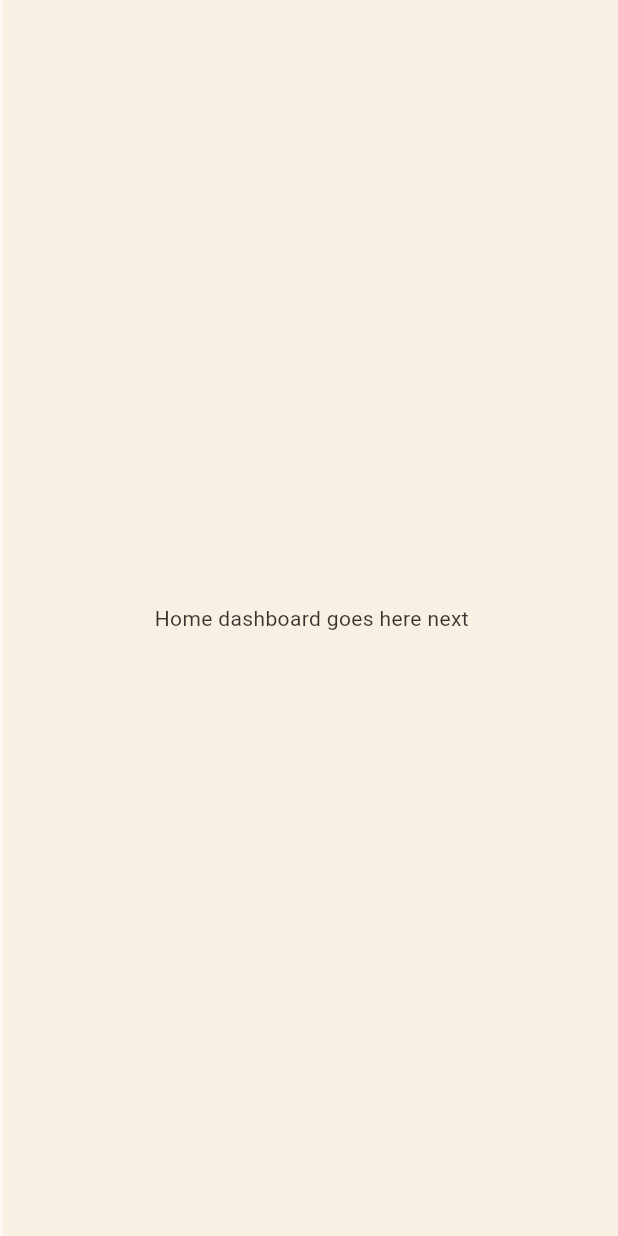
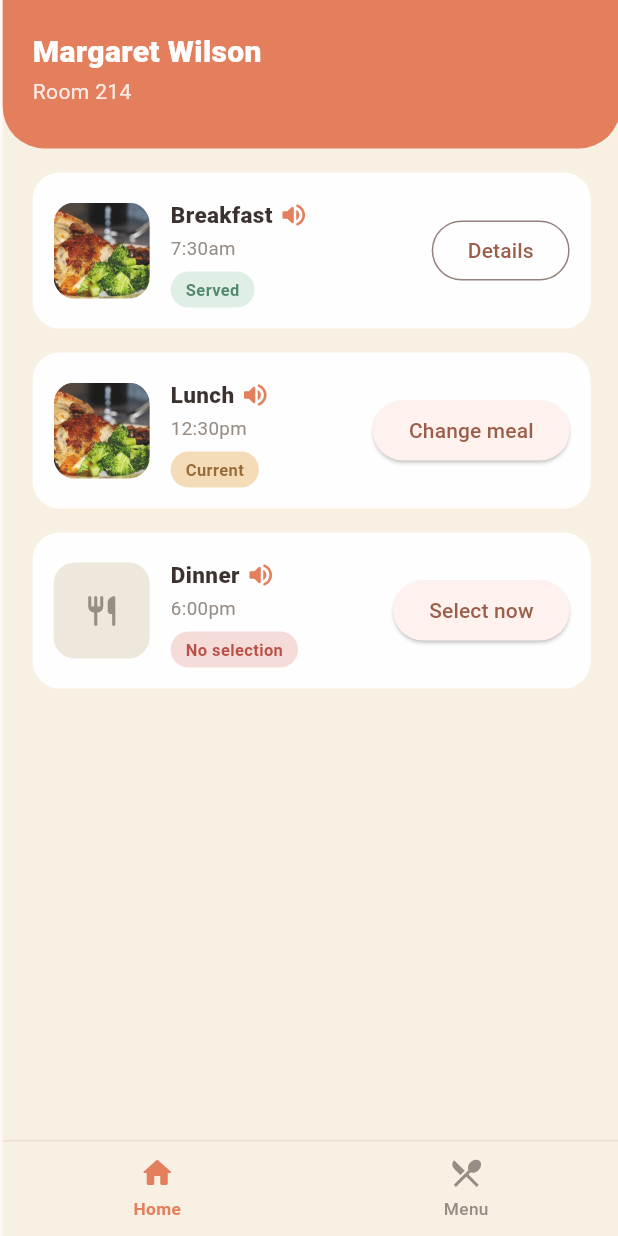
Before and after one commit to binayakgc/Meal4U, a Flutter app: the ScanLoginScreen screen opened directly, after a tap on the "qr code 2" icon, on a phone screen of 412 x 824 dp. Run offline on Flutter 3.47's test engine with Material 3 defaults, Android fonts, the phone set to English and light mode, and no system bars.

Commit message:
Add Resident home dashboard + Menu day view; wire logins to it

```diff
--- a/lib/screens/auth/resident_login_screen.dart
+++ b/lib/screens/auth/resident_login_screen.dart
@@ -2,6 +2,7 @@ import 'package:flutter/material.dart';
 import '../../theme.dart';
 import 'scan_login_screen.dart';
 import 'staff_login_screen.dart';
+import '../resident/resident_home_screen.dart';
 
 class ResidentLoginScreen extends StatefulWidget {
   const ResidentLoginScreen({super.key});
@@ -22,12 +23,8 @@ class _ResidentLoginScreenState extends State<ResidentLoginScreen> {
   }
 
   void _login() {
-    Navigator.of(context).push(
-      MaterialPageRoute(
-        builder: (_) => const Scaffold(
-          body: Center(child: Text('Home dashboard goes here next')),
-        ),
-      ),
+    Navigator.of(context).pushReplacement(
+      MaterialPageRoute(builder: (_) => const ResidentHomeScreen()),
     );
   }
 
--- a/lib/screens/auth/scan_login_screen.dart
+++ b/lib/screens/auth/scan_login_screen.dart
@@ -1,5 +1,6 @@
 import 'package:flutter/material.dart';
 import '../../theme.dart';
+import '../resident/resident_home_screen.dart';
 
 class ScanLoginScreen extends StatefulWidget {
   const ScanLoginScreen({super.key});
@@ -17,9 +18,7 @@ class _ScanLoginScreenState extends State<ScanLoginScreen> {
     if (!mounted) return;
     Navigator.of(context).pushReplacement(
       MaterialPageRoute(
-        builder: (_) => const Scaffold(
-          body: Center(child: Text('Home dashboard goes here next')),
-        ),
+        builder: (_) => const ResidentHomeScreen(),
       ),
     );
   }
--- /dev/null
+++ b/lib/screens/resident/resident_home_screen.dart
@@ -0,0 +1,263 @@
+import 'package:flutter/material.dart';
+import 'package:provider/provider.dart';
+import '../../app_state.dart';
+import '../../models.dart';
+import '../../theme.dart';
+import '../../widgets/bottom_nav.dart';
+
+/// Shell for the resident app: a persistent bottom nav switching between
+/// the Home dashboard and the Menu day view.
+class ResidentHomeScreen extends StatefulWidget {
+  const ResidentHomeScreen({super.key});
+
+  @override
+  State<ResidentHomeScreen> createState() => _ResidentHomeScreenState();
+}
+
+class _ResidentHomeScreenState extends State<ResidentHomeScreen> {
+  int _tab = 0;
+
+  @override
+  Widget build(BuildContext context) {
+    final pages = [const _DashboardTab(), const _MenuTab()];
+    return Scaffold(
+      body: SafeArea(child: IndexedStack(index: _tab, children: pages)),
+      bottomNavigationBar: AppBottomNav(
+        currentIndex: _tab,
+        destinations: residentNavDestinations,
+        onTap: (i) => setState(() => _tab = i),
+      ),
+    );
+  }
+}
+
+class _DashboardTab extends StatelessWidget {
+  const _DashboardTab();
+
+  @override
+  Widget build(BuildContext context) {
+    final app = context.watch<AppState>();
+    return SingleChildScrollView(
+      child: Column(
+        crossAxisAlignment: CrossAxisAlignment.start,
+        children: [
+          Container(
+            width: double.infinity,
+            padding: const EdgeInsets.fromLTRB(20, 20, 20, 28),
+            decoration: const BoxDecoration(
+              color: AppColors.primary,
+              borderRadius: BorderRadius.only(bottomLeft: Radius.circular(28), bottomRight: Radius.circular(28)),
+            ),
+            child: Column(
+              crossAxisAlignment: CrossAxisAlignment.start,
+              children: [
+                Text(app.residentName,
+                    style: const TextStyle(color: Colors.white, fontSize: 20, fontWeight: FontWeight.w800)),
+                const SizedBox(height: 2),
+                Text(app.residentRoom, style: TextStyle(color: Colors.white.withValues(alpha: 0.85))),
+              ],
+            ),
+          ),
+          for (final slot in MealSlot.values)
+            Padding(
+              padding: const EdgeInsets.fromLTRB(20, 16, 20, 0),
+              child: _MealCard(slot: slot, plan: app.mealFor(slot)),
+            ),
+          const SizedBox(height: 20),
+        ],
+      ),
+    );
+  }
+}
+
+class _MealCard extends StatelessWidget {
+  const _MealCard({required this.slot, required this.plan});
+  final MealSlot slot;
+  final MealPlan plan;
+
+  @override
+  Widget build(BuildContext context) {
+    final main = plan.main;
+    return Container(
+      padding: const EdgeInsets.all(14),
+      decoration: BoxDecoration(color: AppColors.card, borderRadius: BorderRadius.circular(18)),
+      child: Row(
+        children: [
+          if (main != null)
+            MealThumb(emoji: main.emoji, colors: main.colors, imageAsset: main.imageAsset)
+          else
+            Container(
+              width: 64,
+              height: 64,
+              decoration: BoxDecoration(color: AppColors.neutralChipBg, borderRadius: BorderRadius.circular(14)),
+              child: const Icon(Icons.restaurant_rounded, color: AppColors.subtext),
+            ),
+          const SizedBox(width: 14),
+          Expanded(
+            child: Column(
+              crossAxisAlignment: CrossAxisAlignment.start,
+              children: [
+                Row(
+                  children: [
+                    Flexible(child: Text(slot.label, style: const TextStyle(fontWeight: FontWeight.w800, fontSize: 15))),
+                    SpeakerIcon(onTap: () => _speak(context, slot, plan)),
+                  ],
+                ),
+                Text(plan.time, style: const TextStyle(color: AppColors.subtext, fontSize: 12.5)),
+                const SizedBox(height: 6),
+                _statusTag(plan.status),
+              ],
+            ),
+          ),
+          const SizedBox(width: 8),
+          _actionButton(context, slot, plan),
+        ],
+      ),
+    );
+  }
+
+  void _speak(BuildContext context, MealSlot slot, MealPlan plan) {
+    final text = plan.main != null ? '${slot.label}. ${plan.main!.name}.' : '${slot.label}. Nothing selected yet.';
+    ScaffoldMessenger.of(context).showSnackBar(SnackBar(content: Text('🔊 $text')));
+  }
+
+  Widget _statusTag(MealStatus status) {
+    return switch (status) {
+      MealStatus.served => const Tag('Served', bg: AppColors.successBg, fg: AppColors.successText, dense: true),
+      MealStatus.current => const Tag('Current', bg: AppColors.cautionBg, fg: AppColors.cautionText, dense: true),
+      MealStatus.noSelection => const Tag('No selection', bg: AppColors.warnBg, fg: AppColors.warnText, dense: true),
+    };
+  }
+
+  Widget _actionButton(BuildContext context, MealSlot slot, MealPlan plan) {
+    if (plan.status == MealStatus.served) {
+      return OutlinedButton(
+        onPressed: () => _showDetailsSheet(context, plan),
+        child: const Text('Details'),
+      );
+    }
+    final label = plan.status == MealStatus.current ? 'Change meal' : 'Select now';
+    return ElevatedButton(
+      onPressed: () => Navigator.of(context).push(
+        MaterialPageRoute(builder: (_) => Scaffold(body: Center(child: Text('Meal selection for ${slot.label} goes here next')))),
+      ),
+      child: Text(label),
+    );
+  }
+
+  void _showDetailsSheet(BuildContext context, MealPlan plan) {
+    showModalBottomSheet(
+      context: context,
+      builder: (_) => Padding(
+        padding: const EdgeInsets.all(24),
+        child: Column(
+          mainAxisSize: MainAxisSize.min,
+          crossAxisAlignment: CrossAxisAlignment.start,
+          children: [
+            Text(plan.main?.name ?? '', style: const TextStyle(fontSize: 18, fontWeight: FontWeight.w800)),
+            const SizedBox(height: 6),
+            Text('Served at ${plan.time}', style: const TextStyle(color: AppColors.subtext)),
+            if (plan.dietaryNote != null) ...[
+              const SizedBox(height: 10),
+              Tag(plan.dietaryNote!, dense: true),
+            ],
+          ],
+        ),
+      ),
+    );
+  }
+}
+
+class _MenuTab extends StatelessWidget {
+  const _MenuTab();
+
+  @override
+  Widget build(BuildContext context) {
+    final app = context.watch<AppState>();
+    const days = ['Today', 'Tomorrow', 'Day after'];
+    return SingleChildScrollView(
+      child: Padding(
+        padding: const EdgeInsets.fromLTRB(20, 16, 20, 24),
+        child: Column(
+          crossAxisAlignment: CrossAxisAlignment.start,
+          children: [
+            const Text('Menu', style: TextStyle(fontSize: 26, fontWeight: FontWeight.w800)),
+            const SizedBox(height: 16),
+            Container(
+              padding: const EdgeInsets.all(4),
+              decoration: BoxDecoration(color: AppColors.neutralChipBg, borderRadius: BorderRadius.circular(30)),
+              child: Row(
+                children: [
+                  for (var i = 0; i < days.length; i++)
+                    Expanded(
+                      child: GestureDetector(
+                        onTap: () => app.setDayOffset(i),
+                        child: AnimatedContainer(
+                          duration: const Duration(milliseconds: 150),
+                          padding: const EdgeInsets.symmetric(vertical: 12),
+                          decoration: BoxDecoration(
+                            color: app.dayOffset == i ? AppColors.primary : Colors.transparent,
+                            borderRadius: BorderRadius.circular(26),
+                          ),
+                          alignment: Alignment.center,
+                          child: Text(days[i],
+                              style: TextStyle(
+                                color: app.dayOffset == i ? Colors.white : AppColors.ink,
+                                fontWeight: FontWeight.w700,
+                              )),
+                        ),
+                      ),
+                    ),
+                ],
+              ),
+            ),
+            const SizedBox(height: 20),
+            for (final slot in MealSlot.values)
+              Padding(
+                padding: const EdgeInsets.only(bottom: 14),
+                child: _MenuRow(slot: slot, plan: app.mealFor(slot)),
+              ),
+          ],
+        ),
+      ),
+    );
+  }
+}
+
+class _MenuRow extends StatelessWidget {
+  const _MenuRow({required this.slot, required this.plan});
+  final MealSlot slot;
+  final MealPlan plan;
+
+  @override
+  Widget build(BuildContext context) {
+    final main = plan.main;
+    return Container(
+      padding: const EdgeInsets.all(14),
+      decoration: BoxDecoration(color: AppColors.card, borderRadius: BorderRadius.circular(16)),
+      child: Row(
+        children: [
+          if (main != null)
+            MealThumb(emoji: main.emoji, colors: main.colors, imageAsset: main.imageAsset, size: 56)
+          else
+            Container(
+              width: 56,
+              height: 56,
+              decoration: BoxDecoration(color: AppColors.neutralChipBg, borderRadius: BorderRadius.circular(14)),
+              child: const Icon(Icons.restaurant_rounded, color: AppColors.subtext),
+            ),
+          const SizedBox(width: 14),
+          Expanded(
+            child: Column(
+              crossAxisAlignment: CrossAxisAlignment.start,
+              children: [
+                Text(slot.label, style: const TextStyle(fontWeight: FontWeight.w800)),
+                Text(main?.name ?? 'Not chosen yet', style: const TextStyle(color: AppColors.subtext, fontSize: 12.5)),
+              ],
+            ),
+          ),
+        ],
+      ),
+    );
+  }
+}
```
